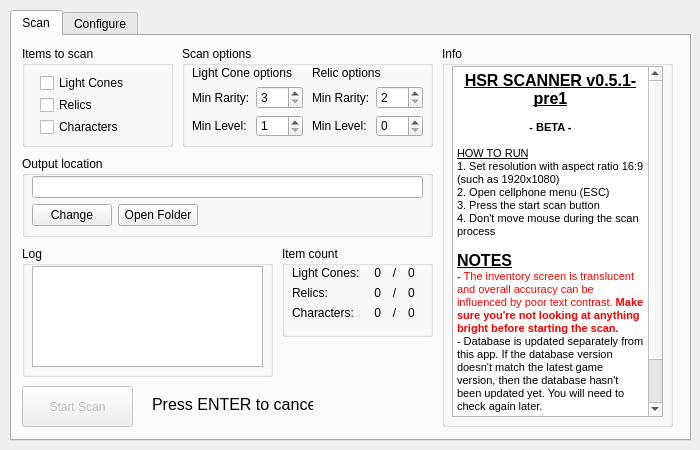
Qt form src/ui/hsr_scanner.ui (kel-z/HSR-Scanner) before a commit.
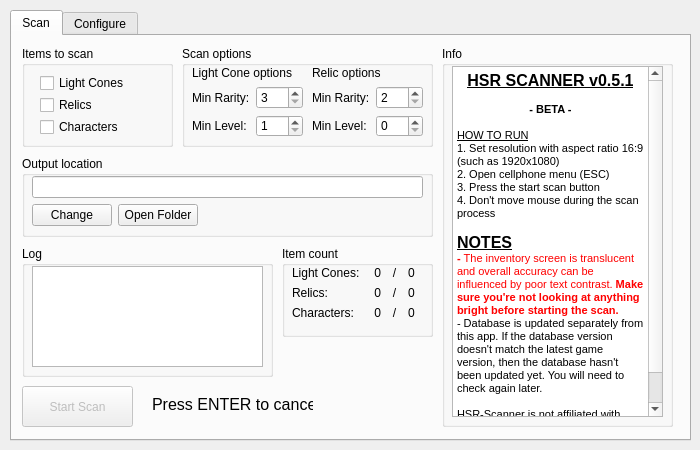
The same form after that commit.

Commit message: feat: new character scanner nav logic

Patch:
```diff
--- a/src/ui/hsr_scanner.ui
+++ b/src/ui/hsr_scanner.ui
@@ -500,7 +500,7 @@
 &lt;html&gt;&lt;head&gt;&lt;meta name=&quot;qrichtext&quot; content=&quot;1&quot; /&gt;&lt;style type=&quot;text/css&quot;&gt;
 p, li { white-space: pre-wrap; }
 &lt;/style&gt;&lt;/head&gt;&lt;body style=&quot; font-family:'MS Shell Dlg 2'; font-size:8.25pt; font-weight:400; font-style:normal;&quot;&gt;
-&lt;p align=&quot;center&quot; style=&quot; margin-top:0px; margin-bottom:0px; margin-left:0px; margin-right:0px; -qt-block-indent:0; text-indent:0px;&quot;&gt;&lt;span style=&quot; font-size:12pt; font-weight:600; text-decoration: underline;&quot;&gt;HSR SCANNER v0.5.1-pre1&lt;/span&gt;&lt;/p&gt;
+&lt;p align=&quot;center&quot; style=&quot; margin-top:0px; margin-bottom:0px; margin-left:0px; margin-right:0px; -qt-block-indent:0; text-indent:0px;&quot;&gt;&lt;span style=&quot; font-size:12pt; font-weight:600; text-decoration: underline;&quot;&gt;HSR SCANNER v0.5.1&lt;/span&gt;&lt;/p&gt;
 &lt;p align=&quot;center&quot; style=&quot;-qt-paragraph-type:empty; margin-top:0px; margin-bottom:0px; margin-left:0px; margin-right:0px; -qt-block-indent:0; text-indent:0px;&quot;&gt;&lt;br /&gt;&lt;/p&gt;
 &lt;p align=&quot;center&quot; style=&quot; margin-top:0px; margin-bottom:0px; margin-left:0px; margin-right:0px; -qt-block-indent:0; text-indent:0px;&quot;&gt;&lt;span style=&quot; font-weight:600;&quot;&gt;- BETA -&lt;/span&gt;&lt;/p&gt;
 &lt;p align=&quot;center&quot; style=&quot;-qt-paragraph-type:empty; margin-top:0px; margin-bottom:0px; margin-left:0px; margin-right:0px; -qt-block-indent:0; text-indent:0px;&quot;&gt;&lt;br /&gt;&lt;/p&gt;
```
Left out of the diff: 2 changed lines with no effect on the pictures. The commit also changes 3 other files.
